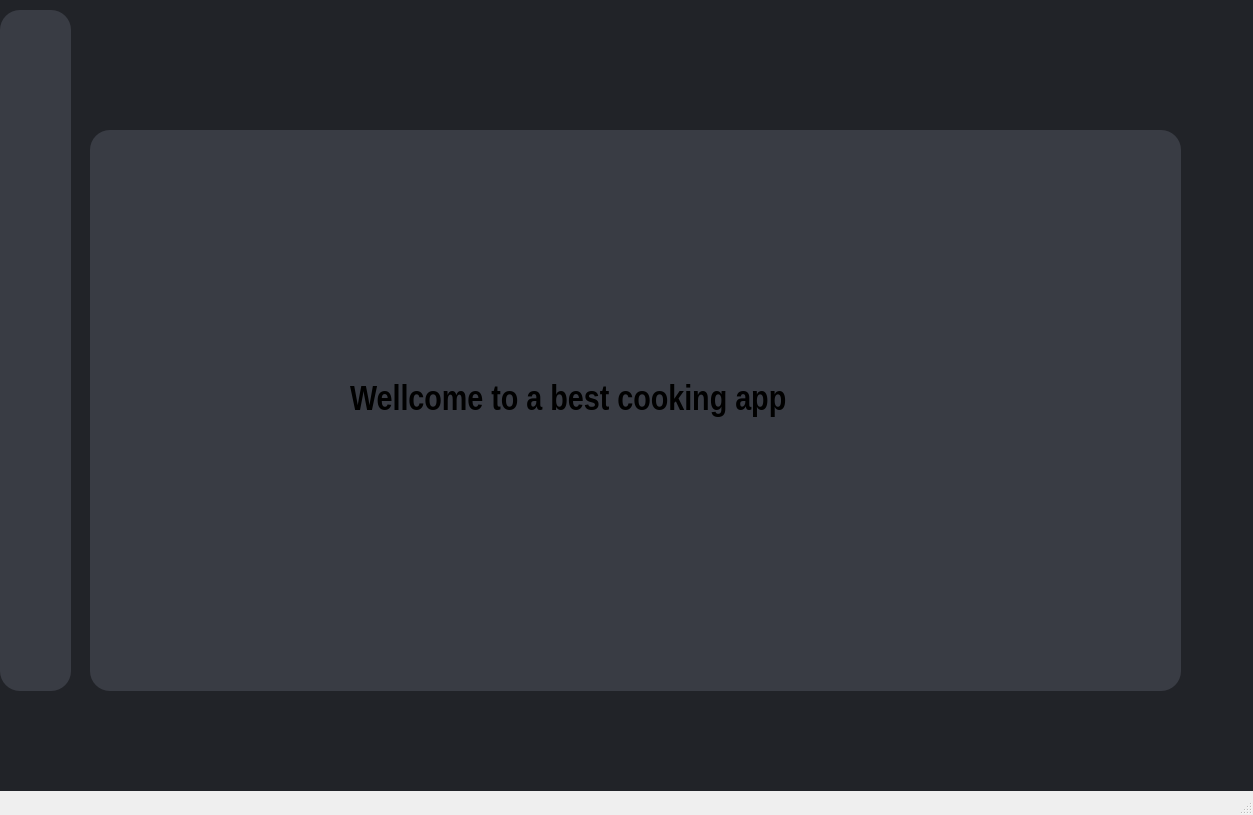
Above: ui/MainPage.ui from TranThaiHungXiKe/pti before the change. Below: the same form after it.
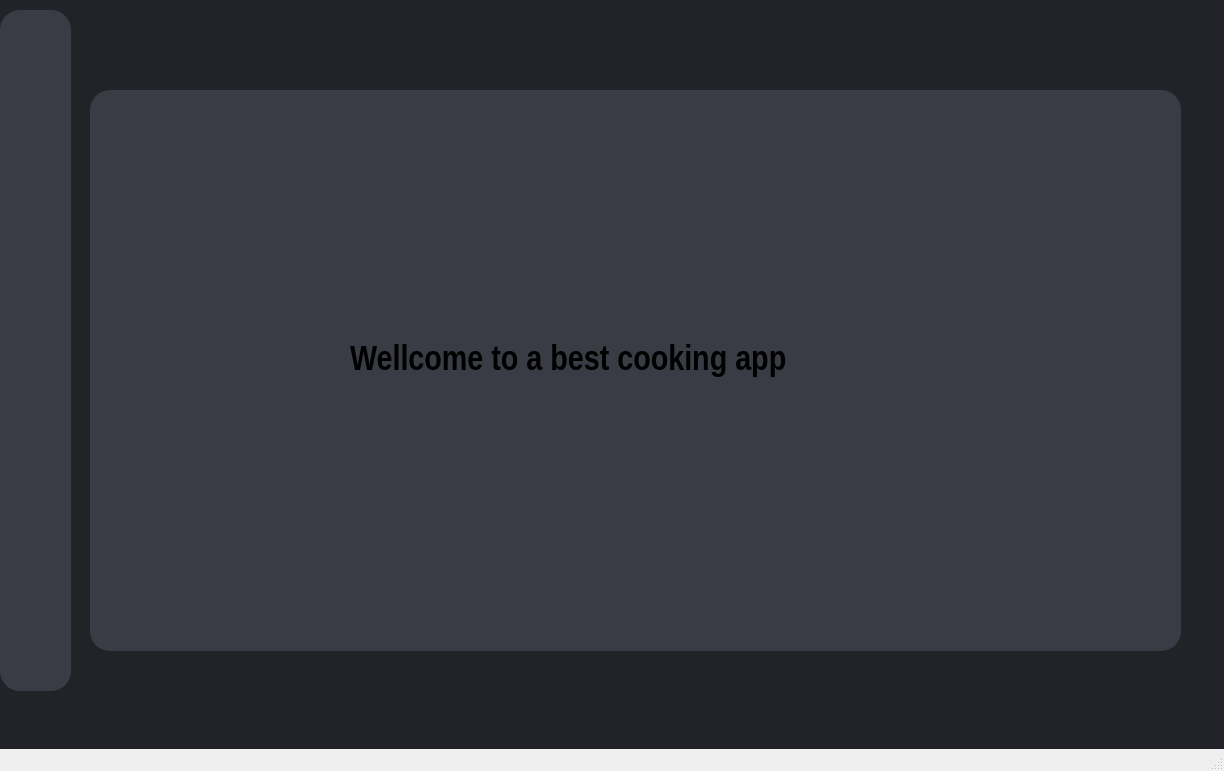
That is the form after the change. Icons and pictures are not drawn.

Patch:
```diff
--- a/ui/MainPage.ui
+++ b/ui/MainPage.ui
@@ -6,8 +6,8 @@
    <rect>
     <x>0</x>
     <y>0</y>
-    <width>1253</width>
-    <height>815</height>
+    <width>1224</width>
+    <height>771</height>
    </rect>
   </property>
   <property name="windowTitle">
@@ -31,7 +31,7 @@
      <property name="geometry">
       <rect>
        <x>90</x>
-       <y>130</y>
+       <y>90</y>
        <width>1091</width>
        <height>561</height>
       </rect>
@@ -137,9 +137,9 @@
       <property name="geometry">
        <rect>
         <x>10</x>
-        <y>610</y>
+        <y>590</y>
         <width>51</width>
-        <height>41</height>
+        <height>61</height>
        </rect>
       </property>
       <property name="styleSheet">
@@ -159,7 +159,7 @@
       <property name="geometry">
        <rect>
         <x>0</x>
-        <y>520</y>
+        <y>490</y>
         <width>71</width>
         <height>61</height>
        </rect>
@@ -182,9 +182,9 @@
       <property name="geometry">
        <rect>
         <x>0</x>
-        <y>430</y>
+        <y>380</y>
         <width>71</width>
-        <height>61</height>
+        <height>71</height>
        </rect>
       </property>
       <property name="text">
```
Left out of the diff: 4 changed lines with no effect on the pictures.
